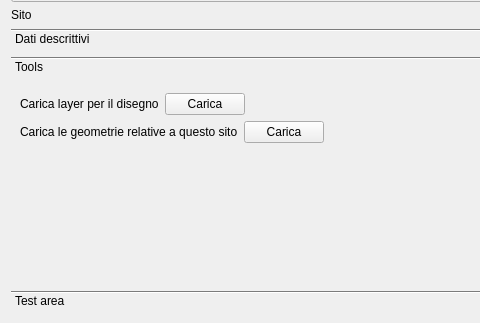
Qt form pyarchinit_dev20130710/modules/gui/pyarchinit_Site_ui.ui (pyarchinit/pyarchinit_218) before a commit; both pictures show x 0 to 480 and y 172 to 495 of the 589 by 495 pixel window.
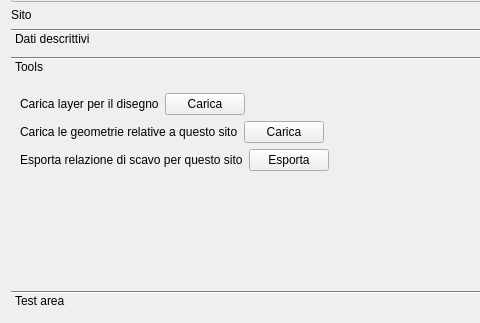
The same form after that commit. The open tabs and pages were chosen to show the change. Icons and pictures are not drawn.

Patch:
```diff
--- a/pyarchinit_dev20130710/modules/gui/pyarchinit_Site_ui.ui
+++ b/pyarchinit_dev20130710/modules/gui/pyarchinit_Site_ui.ui
@@ -720,6 +720,14 @@
           </layout>
          </widget>
          <widget class="QWidget" name="page_3">
+          <property name="geometry">
+           <rect>
+            <x>0</x>
+            <y>0</y>
+            <width>567</width>
+            <height>202</height>
+           </rect>
+          </property>
           <attribute name="label">
            <string>Tools</string>
           </attribute>
@@ -766,6 +774,24 @@
              </item>
             </layout>
            </item>
+           <item row="2" column="0">
+            <layout class="QHBoxLayout" name="horizontalLayout_4">
+             <item>
+              <widget class="QLabel" name="label_9">
+               <property name="text">
+                <string>Esporta relazione di scavo per questo sito</string>
+               </property>
+              </widget>
+             </item>
+             <item>
+              <widget class="QPushButton" name="pushButton_rel_pdf">
+               <property name="text">
+                <string>Esporta</string>
+               </property>
+              </widget>
+             </item>
+            </layout>
+           </item>
           </layout>
          </widget>
          <widget class="QWidget" name="page_2">
```
Left out of the diff: 4 changed lines with no effect on the pictures.
